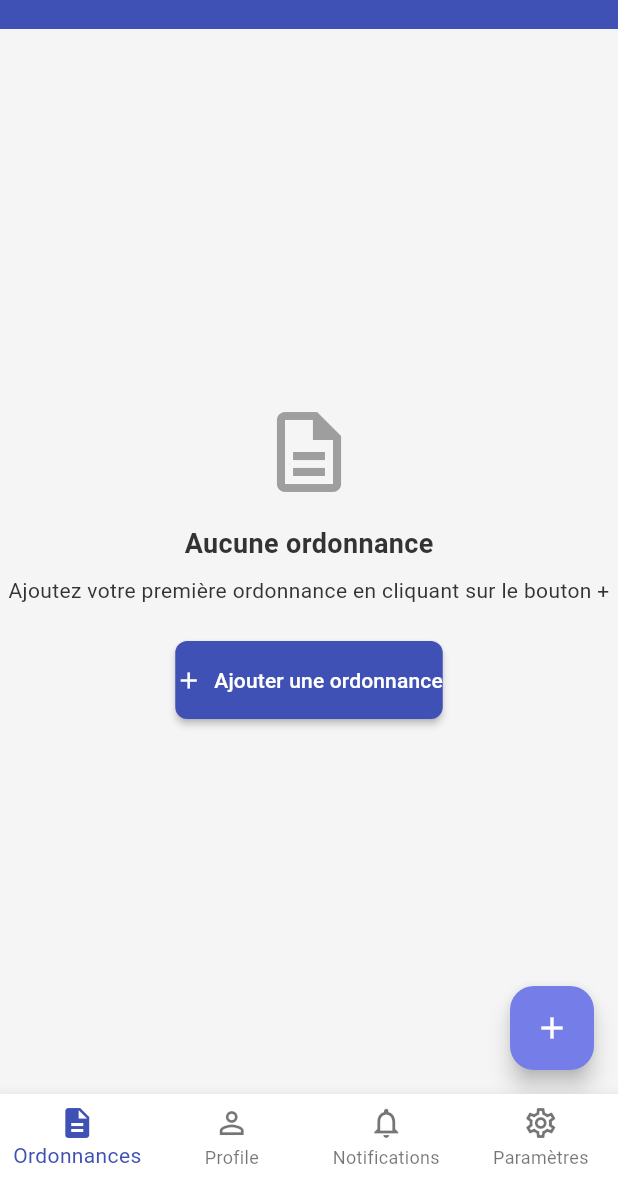
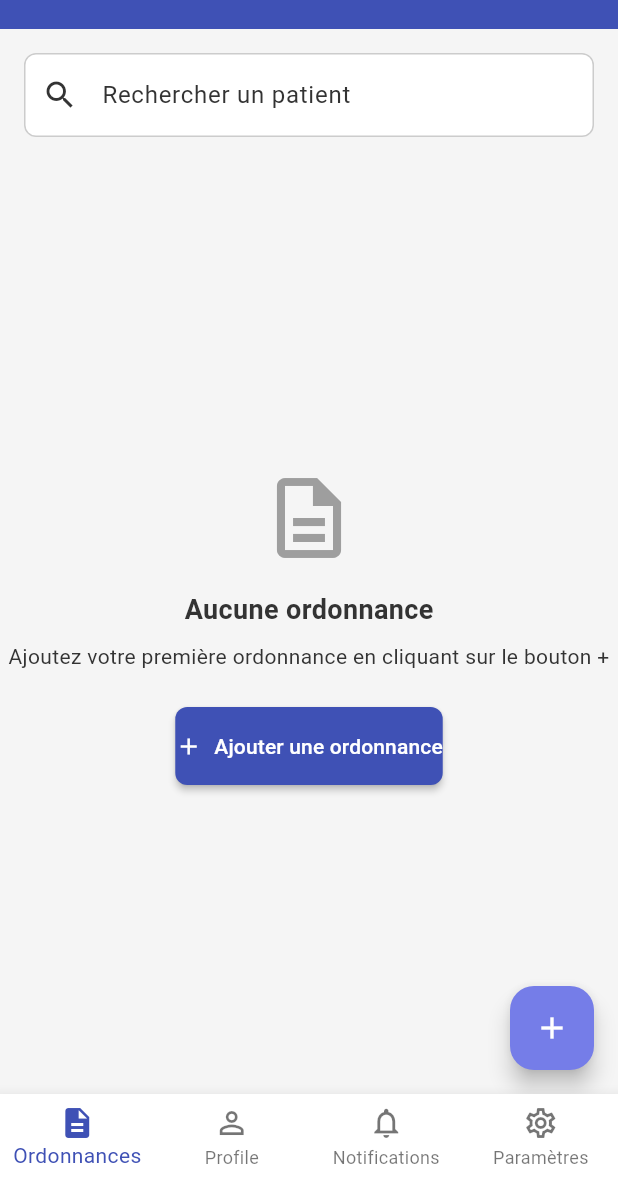
Before and after one commit to ThomasSAMP/prescription-manager-flutter, a Flutter app: the screen it shows once a user with an empty profile is signed in, after a tap on the "cloud done" icon, on a phone screen of 412 x 824 dp, the part 55-1236 px from its top. Run offline on Flutter 3.47's test engine with Material 3 defaults, Android fonts, the phone set to English and light mode, and no system bars; our stand-ins replace cached_network_image, cloud_firestore, connectivity_plus, device_info_plus, dio, firebase_analytics and 19 more; missing offline and left inert: encrypt, workmanager; accounts and stored records are empty; generated files the repository leaves out were written again; statements that could not run were skipped; project files that could hold a hidden picture were left out.

Commit message:
add search bar for patientName

```diff
--- a/lib/features/prescriptions/presentation/screens/ordonnance_list_screen.dart
+++ b/lib/features/prescriptions/presentation/screens/ordonnance_list_screen.dart
@@ -9,9 +9,12 @@ import '../../../../core/services/navigation_service.dart';
 import '../../../../core/utils/refresh_helper.dart';
 import '../../../../shared/widgets/app_bar.dart';
 import '../../../../shared/widgets/app_button.dart';
+import '../../../../shared/widgets/app_text_field.dart';
 import '../../models/medicament_model.dart';
+import '../../models/ordonnance_model.dart';
 import '../../providers/medicament_provider.dart';
 import '../../providers/ordonnance_provider.dart';
+import '../../providers/search_provider.dart';
 import '../widgets/ordonnance_list_item.dart';
 
 class OrdonnanceListScreen extends ConsumerStatefulWidget {
@@ -25,6 +28,7 @@ class _OrdonnanceListScreenState extends ConsumerState<OrdonnanceListScreen> {
   final _navigationService = getIt<NavigationService>();
   final _authService = getIt<AuthService>();
   final _scrollController = ScrollController();
+  final _searchController = TextEditingController();
 
   @override
   void initState() {
@@ -39,7 +43,20 @@ class _OrdonnanceListScreenState extends ConsumerState<OrdonnanceListScreen> {
   void dispose() {
     _scrollController.removeListener(_onScroll);
     _scrollController.dispose();
+    _searchController.dispose();
     super.dispose();
+  }
+
+  @override
+  void didChangeDependencies() {
+    super.didChangeDependencies();
+    final searchQuery = ref.read(searchQueryProvider);
+    if (_searchController.text != searchQuery) {
+      _searchController.text = searchQuery;
+      _searchController.selection = TextSelection.fromPosition(
+        TextPosition(offset: searchQuery.length),
+      );
+    }
   }
 
   void _onScroll() {
@@ -86,18 +103,53 @@ class _OrdonnanceListScreenState extends ConsumerState<OrdonnanceListScreen> {
   @override
   Widget build(BuildContext context) {
     final ordonnancesState = ref.watch(ordonnanceProvider);
+    final searchQuery = ref.watch(searchQueryProvider);
+    final filteredOrdonnances = ref.watch(filteredOrdonnancesProvider);
     final allMedicaments = ref.watch(allMedicamentsProvider).items;
 
     return Scaffold(
       appBar: const AppBarWidget(title: 'Ordonnances'),
-      body: RefreshIndicator(
+      body: Column(
+        children: [
+          // Barre de recherche
+          Padding(
+            padding: const EdgeInsets.all(16.0),
+            child: AppTextField(
+              controller: _searchController,
+              label: 'Rechercher un patient',
+              hint: 'Entrez le nom du patient',
+              onChanged: (value) {
+                ref.read(searchQueryProvider.notifier).state = value;
+              },
+              prefix: const Icon(Icons.search),
+              suffix:
+                  searchQuery.isNotEmpty
+                      ? IconButton(
+                        icon: const Icon(Icons.clear),
+                        onPressed: () {
+                          ref.read(searchQueryProvider.notifier).state = '';
+                        },
+                      )
+                      : null,
+            ),
+          ),
+          // Contenu principal
+          Expanded(
+            child: RefreshIndicator(
               onRefresh: _refreshData,
               child:
                   ordonnancesState.isLoading && ordonnancesState.items.isEmpty
                       ? const Center(child: CircularProgressIndicator())
-                : ordonnancesState.items.isEmpty
-                ? _buildEmptyState()
-                : _buildOrdonnanceList(ordonnancesState, allMedicaments),
+                      : filteredOrdonnances.isEmpty
+                      ? _buildEmptyState(searchQuery.isNotEmpty)
+                      : _buildOrdonnanceList(
+                        filteredOrdonnances,
+                        allMedicaments,
+                        ordonnancesState.isLoadingMore,
+                      ),
+            ),
+          ),
+        ],
       ),
       floatingActionButton: FloatingActionButton(
         onPressed: _createNewOrdonnance,
@@ -106,22 +158,29 @@ class _OrdonnanceListScreenState extends ConsumerState<OrdonnanceListScreen> {
     );
   }
 
-  Widget _buildEmptyState() {
+  Widget _buildEmptyState(bool isSearching) {
     return Center(
       child: Column(
         mainAxisAlignment: MainAxisAlignment.center,
         children: [
-          const Icon(Icons.description_outlined, size: 64, color: Colors.grey),
+          Icon(
+            isSearching ? Icons.search_off : Icons.description_outlined,
+            size: 64,
+            color: Colors.grey,
+          ),
           const SizedBox(height: 16),
-          const Text(
-            'Aucune ordonnance',
-            style: TextStyle(fontSize: 18, fontWeight: FontWeight.bold),
+          Text(
+            isSearching ? 'Aucun résultat trouvé' : 'Aucune ordonnance',
+            style: const TextStyle(fontSize: 18, fontWeight: FontWeight.bold),
           ),
           const SizedBox(height: 8),
-          const Text(
-            'Ajoutez votre première ordonnance en cliquant sur le bouton +',
+          Text(
+            isSearching
+                ? 'Essayez avec un autre terme de recherche'
+                : 'Ajoutez votre première ordonnance en cliquant sur le bouton +',
             textAlign: TextAlign.center,
           ),
+          if (!isSearching) ...[
             const SizedBox(height: 24),
             AppButton(
               text: 'Ajouter une ordonnance',
@@ -130,28 +189,30 @@ class _OrdonnanceListScreenState extends ConsumerState<OrdonnanceListScreen> {
               fullWidth: false,
             ),
           ],
+        ],
       ),
     );
   }
 
   Widget _buildOrdonnanceList(
-    OrdonnanceState ordonnancesState,
+    List<OrdonnanceModel> ordonnances,
     List<MedicamentModel> allMedicaments,
+    bool isLoadingMore,
   ) {
     return ListView.separated(
       controller: _scrollController,
       padding: const EdgeInsets.all(16),
-      itemCount: ordonnancesState.items.length + (ordonnancesState.isLoadingMore ? 1 : 0),
+      itemCount: ordonnances.length + (isLoadingMore ? 1 : 0),
       separatorBuilder: (context, index) => const SizedBox(height: 8),
       itemBuilder: (context, index) {
         // Si nous sommes à la fin de la liste et qu'il y a plus de données à charger
-        if (index == ordonnancesState.items.length) {
+        if (index == ordonnances.length) {
           return const Center(
             child: Padding(padding: EdgeInsets.all(8.0), child: CircularProgressIndicator()),
           );
         }
 
-        final ordonnance = ordonnancesState.items[index];
+        final ordonnance = ordonnances[index];
 
         // Trouver les médicaments pour cette ordonnance
         final medicaments = allMedicaments.where((m) => m.ordonnanceId == ordonnance.id).toList();
--- /dev/null
+++ b/lib/features/prescriptions/providers/search_provider.dart
@@ -0,0 +1,27 @@
+import 'package:flutter_riverpod/flutter_riverpod.dart';
+
+import '../models/ordonnance_model.dart';
+import 'ordonnance_provider.dart';
+
+// Provider pour la requête de recherche
+final searchQueryProvider = StateProvider<String>((ref) => '');
+
+// Provider filtré pour les ordonnances basé sur la recherche
+final filteredOrdonnancesProvider = Provider<List<OrdonnanceModel>>((ref) {
+  final ordonnancesState = ref.watch(ordonnanceProvider);
+  final searchQuery = ref.watch(searchQueryProvider).trim().toLowerCase();
+
+  // Si la recherche est vide, retourner toutes les ordonnances
+  if (searchQuery.isEmpty) {
+    return ordonnancesState.items;
+  }
+
+  // Filtrer les ordonnances dont le nom du patient contient la chaîne de recherche
+  return ordonnancesState.items.where((ordonnance) {
+    // Les noms sont déjà déchiffrés dans le modèle OrdonnanceModel
+    final patientName = ordonnance.patientName.toLowerCase();
+
+    // Vérifier si le nom contient la chaîne de recherche
+    return patientName.contains(searchQuery);
+  }).toList();
+});
```
Lines whose indentation alone changed are shown as unchanged.
